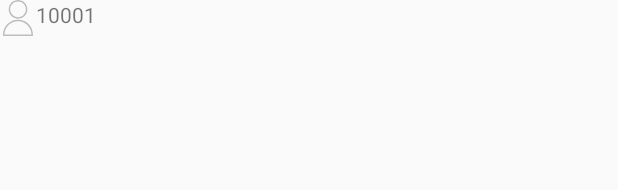
After one commit to itimofeev/Task2Trip-1, an Android app: the layout item_task.xml on its own in the app's theme, with its tools: preview values and no code run, on a phone screen of 412 x 824 dp. The commit adds this screen. Shown: the top 190 px of the screen. Run offline under Robolectric (Android 15) with nearby library versions, the phone set to English and light mode, and no system bars; network calls fail.

Commit message:
20190221 Task list start

```diff
--- /dev/null
+++ b/app/src/main/java/com/task2trip/android/Model/TaskList.kt
@@ -0,0 +1,3 @@
+package com.task2trip.android.Model
+
+data class TaskList(val payload: List<Task>, val count: Int)
--- /dev/null
+++ b/app/src/main/res/layout/item_task.xml
@@ -0,0 +1,24 @@
+<?xml version="1.0" encoding="utf-8"?>
+<androidx.constraintlayout.widget.ConstraintLayout
+        xmlns:android="http://schemas.android.com/apk/res/android"
+        xmlns:app="http://schemas.android.com/apk/res-auto"
+        android:layout_width="match_parent"
+        android:layout_height="80dp">
+
+    <ImageView
+            android:id="@+id/ivCategoryImage"
+            android:layout_width="wrap_content"
+            android:layout_height="wrap_content"
+            android:src="@drawable/vector_ic_user_profile"
+            app:layout_constraintTop_toTopOf="parent"
+            app:layout_constraintStart_toStartOf="parent"/>
+
+    <TextView
+            android:id="@+id/tvTaskName"
+            android:layout_width="0dp"
+            android:layout_height="wrap_content"
+            android:text="10001"
+            app:layout_constraintTop_toTopOf="parent"
+            app:layout_constraintEnd_toEndOf="parent"
+            app:layout_constraintStart_toEndOf="@+id/ivCategoryImage"/>
+</androidx.constraintlayout.widget.ConstraintLayout>
```
Also changed, not shown: app/src/main/java/com/task2trip/android/Network/ApiMethods.kt (+13 -7 lines), app/src/main/java/com/task2trip/android/Presenter/TaskListPresenter.kt (added, +29 -0 lines), app/src/main/java/com/task2trip/android/UI/Adapter/TaskListAdapter.kt (added, +27 -0 lines), app/src/main/java/com/task2trip/android/UI/Fragment/Task/TaskListTravelerFragment.kt (+33 -14 lines), app/src/main/java/com/task2trip/android/UI/Holder/TaskListHolder.kt (added, +25 -0 lines), app/src/main/java/com/task2trip/android/View/TaskListView.kt (added, +7 -0 lines).
